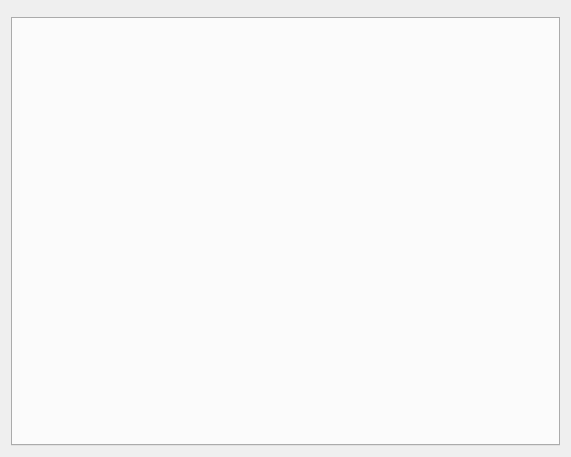
The window that src/ui/SlugsTabbedControl.ui (dagoodma/qgroundcontrol) describes before a commit, drawn with Qt 5.
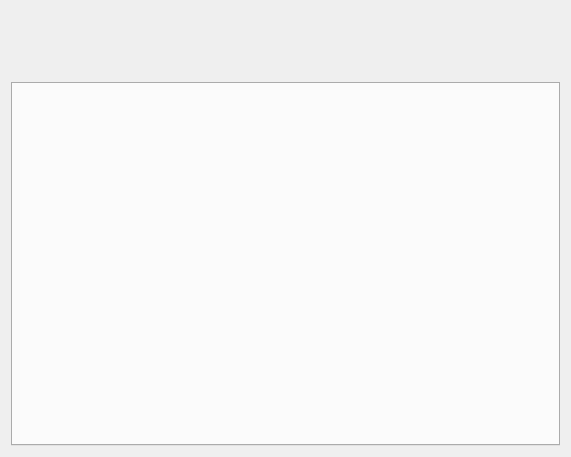
The same window after the commit.

Commit message: Status widget working. Need to fix crashing.

```diff
--- a/src/ui/SlugsTabbedControl.ui
+++ b/src/ui/SlugsTabbedControl.ui
@@ -17,7 +17,14 @@
    <item>
     <layout class="QVBoxLayout" name="verticalLayout_2">
      <item>
-      <widget class="QWidget" name="statusWidget" native="true"/>
+      <widget class="QWidget" name="statusWidget" native="true">
+       <property name="minimumSize">
+        <size>
+         <width>0</width>
+         <height>65</height>
+        </size>
+       </property>
+      </widget>
      </item>
      <item>
       <widget class="QTabWidget" name="tabWidget">
```
The commit also changes 5 other files.
